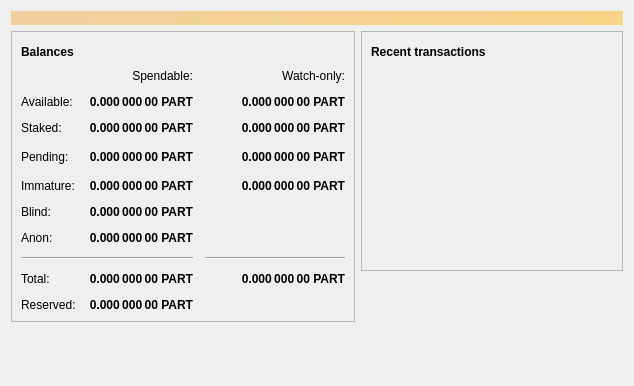
ghost-coin/ghost-legacy, file src/qt/forms/overviewpage.ui: the form before one commit.
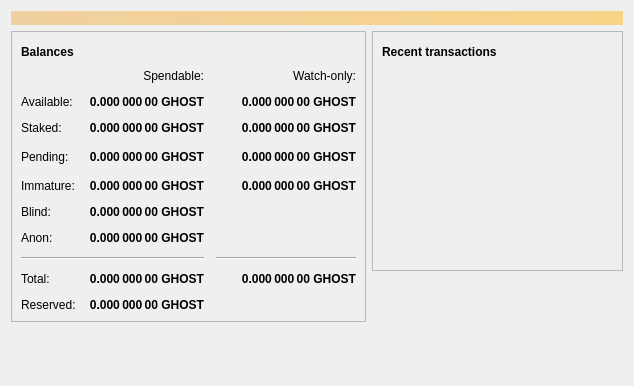
The form after the commit. Icons and pictures are not drawn.

Commit message: PART to GHOST and sendpart to sendghost

```diff
--- a/src/qt/forms/overviewpage.ui
+++ b/src/qt/forms/overviewpage.ui
@@ -129,7 +129,7 @@
                <string>Your current staked balance</string>
               </property>
               <property name="text">
-               <string notr="true">0.000 000 00 PART</string>
+               <string notr="true">0.000 000 00 GHOST</string>
               </property>
               <property name="alignment">
                <set>Qt::AlignRight|Qt::AlignTrailing|Qt::AlignVCenter</set>
@@ -154,7 +154,7 @@
                <string>Your current watch-only staked balance</string>
               </property>
               <property name="text">
-               <string notr="true">0.000 000 00 PART</string>
+               <string notr="true">0.000 000 00 GHOST</string>
               </property>
               <property name="alignment">
                <set>Qt::AlignRight|Qt::AlignTrailing|Qt::AlignVCenter</set>
@@ -179,7 +179,7 @@
                <string>Mined balance in watch-only addresses that has not yet matured</string>
               </property>
               <property name="text">
-               <string notr="true">0.000 000 00 PART</string>
+               <string notr="true">0.000 000 00 GHOST</string>
               </property>
               <property name="alignment">
                <set>Qt::AlignRight|Qt::AlignTrailing|Qt::AlignVCenter</set>
@@ -217,7 +217,7 @@
                <string>Mined balance that has not yet matured</string>
               </property>
               <property name="text">
-               <string notr="true">0.000 000 00 PART</string>
+               <string notr="true">0.000 000 00 GHOST</string>
               </property>
               <property name="alignment">
                <set>Qt::AlignRight|Qt::AlignTrailing|Qt::AlignVCenter</set>
@@ -242,7 +242,7 @@
                <string>Unconfirmed transactions to watch-only addresses</string>
               </property>
               <property name="text">
-               <string notr="true">0.000 000 00 PART</string>
+               <string notr="true">0.000 000 00 GHOST</string>
               </property>
               <property name="alignment">
                <set>Qt::AlignRight|Qt::AlignTrailing|Qt::AlignVCenter</set>
@@ -267,7 +267,7 @@
                <string>Total of transactions that have yet to be confirmed, and do not yet count toward the spendable balance</string>
               </property>
               <property name="text">
-               <string notr="true">0.000 000 00 PART</string>
+               <string notr="true">0.000 000 00 GHOST</string>
               </property>
               <property name="alignment">
                <set>Qt::AlignRight|Qt::AlignTrailing|Qt::AlignVCenter</set>
@@ -318,7 +318,7 @@
                <string>Current total balance in watch-only addresses</string>
               </property>
               <property name="text">
-               <string notr="true">0.000 000 00 PART</string>
+               <string notr="true">0.000 000 00 GHOST</string>
               </property>
               <property name="alignment">
                <set>Qt::AlignRight|Qt::AlignTrailing|Qt::AlignVCenter</set>
@@ -350,7 +350,7 @@
                <string>Your current total balance</string>
               </property>
               <property name="text">
-               <string notr="true">0.000 000 00 PART</string>
+               <string notr="true">0.000 000 00 GHOST</string>
               </property>
               <property name="alignment">
                <set>Qt::AlignRight|Qt::AlignTrailing|Qt::AlignVCenter</set>
@@ -406,7 +406,7 @@
                <string>Your current balance in watch-only addresses</string>
               </property>
               <property name="text">
-               <string notr="true">0.000 000 00 PART</string>
+               <string notr="true">0.000 000 00 GHOST</string>
               </property>
               <property name="alignment">
                <set>Qt::AlignRight|Qt::AlignTrailing|Qt::AlignVCenter</set>
@@ -455,7 +455,7 @@
                <string>Your current spendable blinded balance</string>
               </property>
               <property name="text">
-               <string notr="true">0.000 000 00 PART</string>
+               <string notr="true">0.000 000 00 GHOST</string>
               </property>
               <property name="alignment">
                <set>Qt::AlignRight|Qt::AlignTrailing|Qt::AlignVCenter</set>
@@ -487,7 +487,7 @@
                <string>Your current spendable anon balance</string>
               </property>
               <property name="text">
-               <string notr="true">0.000 000 00 PART</string>
+               <string notr="true">0.000 000 00 GHOST</string>
               </property>
               <property name="alignment">
                <set>Qt::AlignRight|Qt::AlignTrailing|Qt::AlignVCenter</set>
@@ -512,7 +512,7 @@
                <string>Your current spendable balance</string>
               </property>
               <property name="text">
-               <string notr="true">0.000 000 00 PART</string>
+               <string notr="true">0.000 000 00 GHOST</string>
               </property>
               <property name="alignment">
                <set>Qt::AlignRight|Qt::AlignTrailing|Qt::AlignVCenter</set>
@@ -544,7 +544,7 @@
                <string>Your current spendable balance</string>
               </property>
               <property name="text">
-               <string notr="true">0.000 000 00 PART</string>
+               <string notr="true">0.000 000 00 GHOST</string>
               </property>
               <property name="alignment">
                <set>Qt::AlignRight|Qt::AlignTrailing|Qt::AlignVCenter</set>
```
The commit also changes 10 other files.
